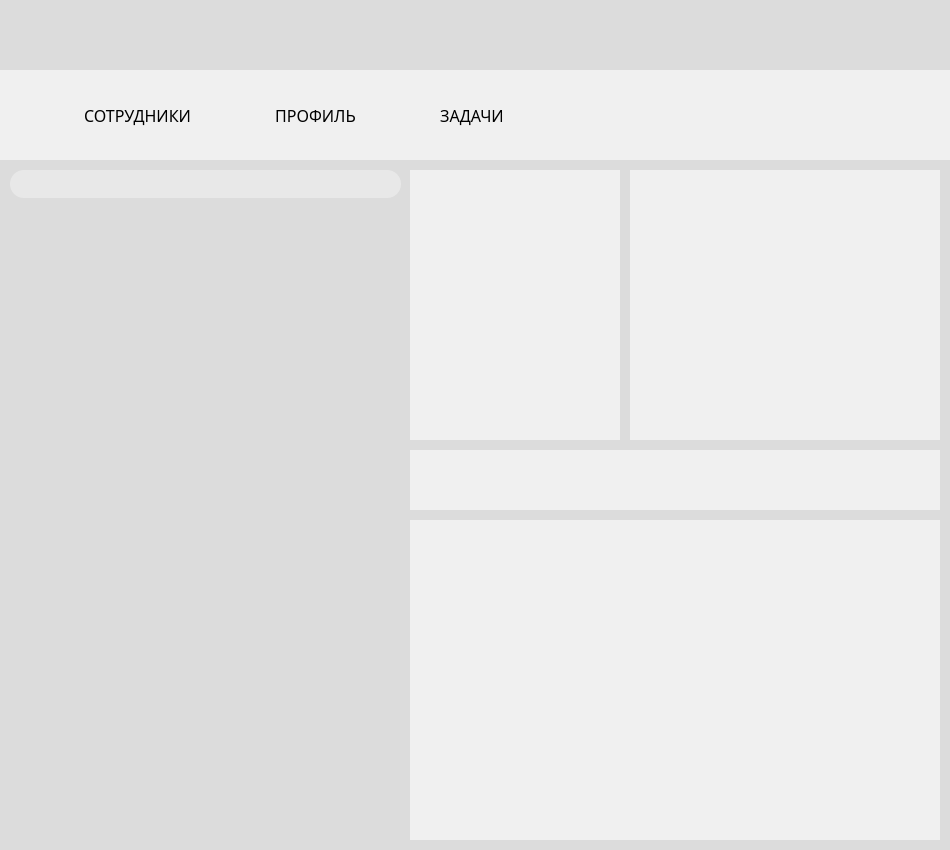
First picture: the form in src/VultusMainWindow.ui, repository Percyvalle/Vultus, before the edit.
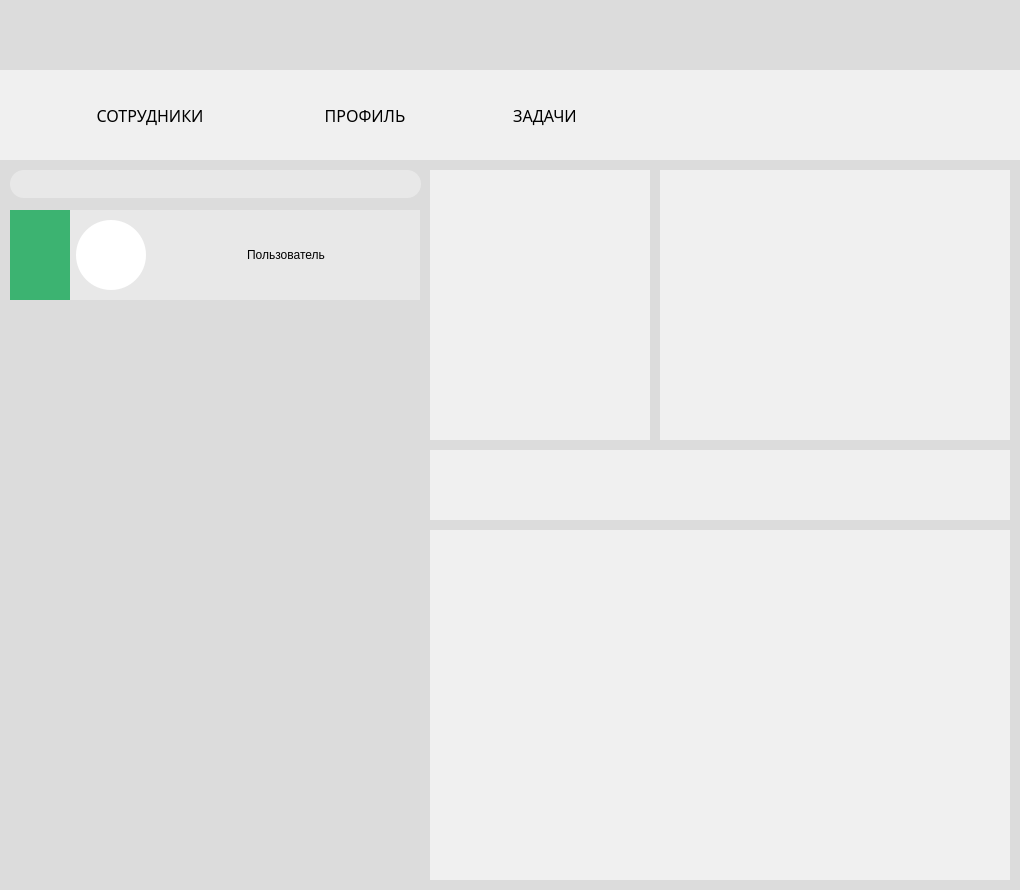
Second picture: the form after the edit.

Diff of the .ui file:
```diff
--- a/src/VultusMainWindow.ui
+++ b/src/VultusMainWindow.ui
@@ -6,8 +6,8 @@
    <rect>
     <x>0</x>
     <y>0</y>
-    <width>950</width>
-    <height>850</height>
+    <width>1020</width>
+    <height>890</height>
    </rect>
   </property>
   <property name="windowTitle">
@@ -22,7 +22,7 @@
      <rect>
       <x>0</x>
       <y>70</y>
-      <width>950</width>
+      <width>1020</width>
       <height>90</height>
      </rect>
     </property>
@@ -69,6 +69,12 @@
          <verstretch>0</verstretch>
         </sizepolicy>
        </property>
+       <property name="minimumSize">
+        <size>
+         <width>180</width>
+         <height>0</height>
+        </size>
+       </property>
        <property name="font">
         <font>
          <family>Bahnschrift SemiBold</family>
@@ -77,8 +83,8 @@
         </font>
        </property>
        <property name="styleSheet">
-        <string notr="true">background-color: rgba(245, 245, 245,0%);
-border: 0;</string>
+        <string notr="true">QPushButton{background-color: rgba(245, 245, 245,0%);
+border: 0;}</string>
        </property>
        <property name="text">
         <string>СОТРУДНИКИ</string>
@@ -109,6 +115,12 @@
          <verstretch>0</verstretch>
         </sizepolicy>
        </property>
+       <property name="minimumSize">
+        <size>
+         <width>130</width>
+         <height>0</height>
+        </size>
+       </property>
        <property name="font">
         <font>
          <family>Bahnschrift SemiBold</family>
@@ -117,8 +129,8 @@
         </font>
        </property>
        <property name="styleSheet">
-        <string notr="true">background-color: rgba(245, 245, 245,0%);
-border: 0;</string>
+        <string notr="true">QPushButton{background-color: rgba(245, 245, 245,0%);
+border: 0;}</string>
        </property>
        <property name="text">
         <string>ПРОФИЛЬ</string>
@@ -149,6 +161,12 @@
          <verstretch>0</verstretch>
         </sizepolicy>
        </property>
+       <property name="minimumSize">
+        <size>
+         <width>110</width>
+         <height>0</height>
+        </size>
+       </property>
        <property name="font">
         <font>
          <family>Bahnschrift SemiBold</family>
@@ -157,8 +175,8 @@
         </font>
        </property>
        <property name="styleSheet">
-        <string notr="true">background-color: rgba(245, 245, 245,0%);
-border: 0;</string>
+        <string notr="true">QPushButton{background-color: rgba(245, 245, 245,0%);
+border: 0;}</string>
        </property>
        <property name="text">
         <string>ЗАДАЧИ</string>
@@ -188,8 +206,8 @@
      <rect>
       <x>0</x>
       <y>160</y>
-      <width>950</width>
-      <height>690</height>
+      <width>1020</width>
+      <height>731</height>
      </rect>
     </property>
     <property name="currentIndex">
@@ -201,7 +219,7 @@
        <rect>
         <x>10</x>
         <y>10</y>
-        <width>391</width>
+        <width>411</width>
         <height>28</height>
        </rect>
       </property>
@@ -214,7 +232,7 @@
      <widget class="QLabel" name="search_icon_label">
       <property name="geometry">
        <rect>
-        <x>370</x>
+        <x>395</x>
         <y>10</y>
         <width>28</width>
         <height>28</height>
@@ -232,10 +250,13 @@
        <rect>
         <x>10</x>
         <y>50</y>
-        <width>390</width>
-        <height>630</height>
+        <width>410</width>
+        <height>670</height>
        </rect>
       </property>
+      <property name="styleSheet">
+       <string notr="true"/>
+      </property>
       <property name="frameShape">
        <enum>QFrame::NoFrame</enum>
       </property>
@@ -247,18 +268,132 @@
         <rect>
          <x>0</x>
          <y>0</y>
-         <width>390</width>
-         <height>630</height>
+         <width>410</width>
+         <height>670</height>
         </rect>
        </property>
+       <property name="styleSheet">
+        <string notr="true">QFrame{
+background: rgba(245, 245, 245,50%); 
+border: 0;}
+QFrame::hover{
+background: grey; 
+border: 0;}
+QPushButton{
+background: rgba(245, 245, 245,0%); 
+border: 0;}
+QLabel#photo_label{
+background-color: white;
+border: 0;
+border-radius: 35;}
+</string>
+       </property>
+       <layout class="QVBoxLayout" name="verticalLayout">
+        <property name="sizeConstraint">
+         <enum>QLayout::SetMaximumSize</enum>
+        </property>
+        <property name="leftMargin">
+         <number>0</number>
+        </property>
+        <property name="topMargin">
+         <number>0</number>
+        </property>
+        <property name="rightMargin">
+         <number>0</number>
+        </property>
+        <property name="bottomMargin">
+         <number>0</number>
+        </property>
+        <item>
+         <widget class="QFrame" name="frame_11">
+          <property name="maximumSize">
+           <size>
+            <width>16777215</width>
+            <height>90</height>
+           </size>
+          </property>
+          <property name="styleSheet">
+           <string notr="true"/>
+          </property>
+          <layout class="QHBoxLayout" name="horizontalLayout_2" stretch="0,0,1">
+           <property name="leftMargin">
+            <number>0</number>
+           </property>
+           <property name="topMargin">
+            <number>0</number>
+           </property>
+           <property name="rightMargin">
+            <number>0</number>
+           </property>
+           <property name="bottomMargin">
+            <number>0</number>
+           </property>
+           <item>
+            <widget class="QLabel" name="status_label">
+             <property name="minimumSize">
+              <size>
+               <width>60</width>
+               <height>0</height>
+              </size>
+             </property>
+             <property name="styleSheet">
+              <string notr="true">background-color: #3cb371;</string>
+             </property>
+             <property name="text">
+              <string/>
+             </property>
+            </widget>
+           </item>
+           <item>
+            <widget class="QLabel" name="photo_label">
+             <property name="minimumSize">
+              <size>
+               <width>70</width>
+               <height>70</height>
+              </size>
+             </property>
+             <property name="maximumSize">
+              <size>
+               <width>70</width>
+               <height>70</height>
+              </size>
+             </property>
+             <property name="styleSheet">
+              <string notr="true"/>
+             </property>
+             <property name="text">
+              <string/>
+             </property>
+            </widget>
+           </item>
+           <item>
+            <widget class="QPushButton" name="members_button">
+             <property name="sizePolicy">
+              <sizepolicy hsizetype="Preferred" vsizetype="Preferred">
+               <horstretch>0</horstretch>
+               <verstretch>0</verstretch>
+              </sizepolicy>
+             </property>
+             <property name="styleSheet">
+              <string notr="true"/>
+             </property>
+             <property name="text">
+              <string>Пользователь</string>
+             </property>
+            </widget>
+           </item>
+          </layout>
+         </widget>
+        </item>
+       </layout>
       </widget>
      </widget>
      <widget class="QWidget" name="widget_2" native="true">
       <property name="geometry">
        <rect>
-        <x>410</x>
+        <x>430</x>
         <y>10</y>
-        <width>210</width>
+        <width>220</width>
         <height>270</height>
        </rect>
       </property>
@@ -269,9 +404,9 @@
      <widget class="QWidget" name="widget_3" native="true">
       <property name="geometry">
        <rect>
-        <x>630</x>
+        <x>660</x>
         <y>10</y>
-        <width>310</width>
+        <width>350</width>
         <height>270</height>
        </rect>
       </property>
@@ -282,10 +417,10 @@
      <widget class="QWidget" name="widget_4" native="true">
       <property name="geometry">
        <rect>
-        <x>410</x>
+        <x>430</x>
         <y>290</y>
-        <width>530</width>
-        <height>60</height>
+        <width>580</width>
+        <height>70</height>
        </rect>
       </property>
       <property name="styleSheet">
@@ -295,10 +430,10 @@
      <widget class="QWidget" name="widget_5" native="true">
       <property name="geometry">
        <rect>
-        <x>410</x>
-        <y>360</y>
-        <width>530</width>
-        <height>320</height>
+        <x>430</x>
+        <y>370</y>
+        <width>580</width>
+        <height>350</height>
        </rect>
       </property>
       <property name="styleSheet">
```
Left out of the diff: 22 changed lines with no effect on the pictures.
